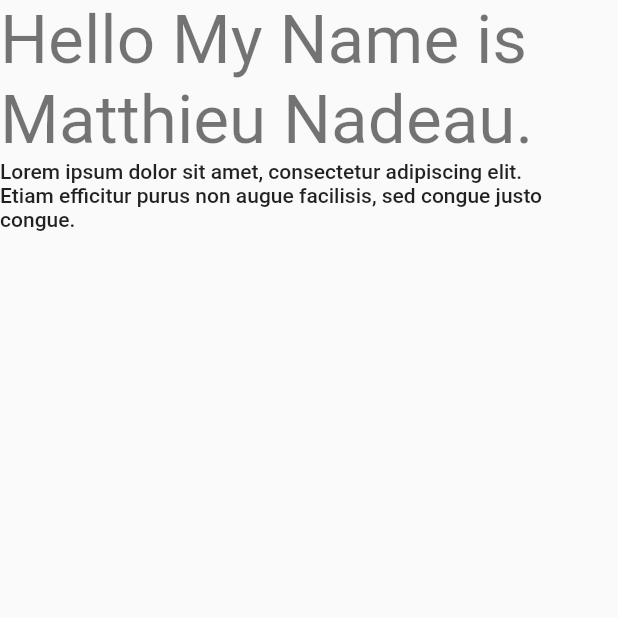
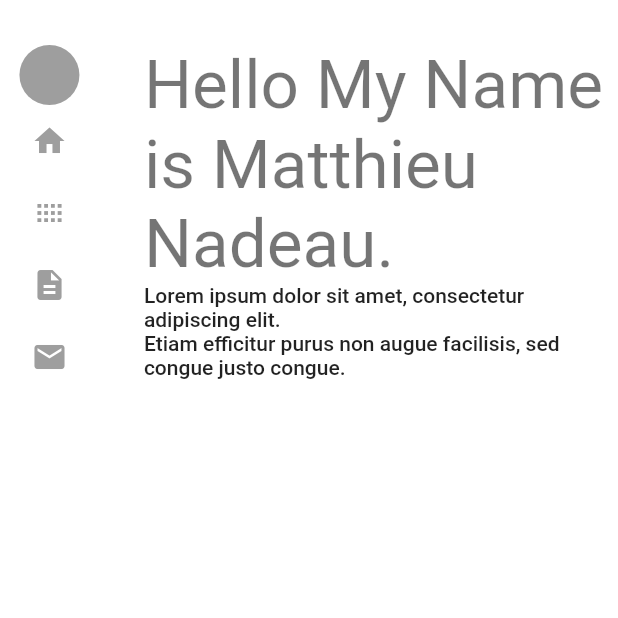
Before and after one commit to MatthieuNadeau96/flutter_portfolio, a Flutter app: the screen it shows after launch, on a phone screen of 412 x 824 dp, the top half of it. Run offline on Flutter 3.47's test engine with Material 2 defaults, Android fonts, the light colour scheme and no system bars.

Commit message:
Added SideBarNavigation Menu

```diff
--- a/lib/main.dart
+++ b/lib/main.dart
@@ -1,5 +1,6 @@
 import 'package:flutter/material.dart';
 import 'package:flutter_portfolio/screens/home_screen.dart';
+import 'package:flutter_portfolio/widgets/navbar.dart';
 
 void main() {
   runApp(MyApp());
@@ -10,11 +11,37 @@ class MyApp extends StatelessWidget {
   Widget build(BuildContext context) {
     return MaterialApp(
       title: 'Flutter Demo',
+      debugShowCheckedModeBanner: false,
       theme: ThemeData(
         primarySwatch: Colors.blue,
         visualDensity: VisualDensity.adaptivePlatformDensity,
+        canvasColor: Colors.white,
       ),
-      home: HomeScreen(),
+      home: MainHomeScreen(),
     );
   }
 }
+
+class MainHomeScreen extends StatelessWidget {
+  @override
+  Widget build(BuildContext context) {
+    return Scaffold(
+      body: SafeArea(
+        child: Container(
+          padding: EdgeInsets.only(top: 30),
+          child: Row(
+            children: [
+              NavBar(),
+              Expanded(
+                child: Padding(
+                  padding: const EdgeInsets.only(left: 30.0),
+                  child: HomeScreen(),
+                ),
+              )
+            ],
+          ),
+        ),
+      ),
+    );
+  }
+}
--- /dev/null
+++ b/lib/model/navigation_model.dart
@@ -0,0 +1,22 @@
+import 'package:flutter/cupertino.dart';
+import 'package:flutter/material.dart';
+
+class NavigationModel {
+  final String title;
+  final IconData icon;
+
+  NavigationModel({
+    this.title,
+    this.icon,
+  });
+}
+
+List<NavigationModel> getNavigationItems() {
+  List<NavigationModel> navigationItems = [
+    NavigationModel(title: 'Home', icon: Icons.home),
+    NavigationModel(title: 'Projects', icon: Icons.view_compact),
+    NavigationModel(title: 'About', icon: Icons.description),
+    NavigationModel(title: 'Contact', icon: Icons.email),
+  ];
+  return navigationItems;
+}
--- a/lib/screens/about_screen.dart
+++ b/lib/screens/about_screen.dart
@@ -0,0 +1,10 @@
+import 'package:flutter/material.dart';
+
+class AboutScreen extends StatelessWidget {
+  @override
+  Widget build(BuildContext context) {
+    return Scaffold(
+      body: Container(),
+    );
+  }
+}
--- a/lib/screens/contact_screen.dart
+++ b/lib/screens/contact_screen.dart
@@ -0,0 +1,11 @@
+import 'package:flutter/material.dart';
+
+class ContactScreen extends StatelessWidget {
+  @override
+  Widget build(BuildContext context) {
+    return Scaffold(
+      body: Container(),
+    );
+    ;
+  }
+}
--- a/lib/screens/work_screen.dart
+++ b/lib/screens/work_screen.dart
@@ -0,0 +1,11 @@
+import 'package:flutter/material.dart';
+
+class WorkScreen extends StatelessWidget {
+  @override
+  Widget build(BuildContext context) {
+    return Scaffold(
+      body: Container(),
+    );
+    ;
+  }
+}
--- a/lib/widgets/navbar.dart
+++ b/lib/widgets/navbar.dart
@@ -0,0 +1,55 @@
+import 'package:flutter/material.dart';
+
+import 'package:flutter_portfolio/model/navigation_model.dart';
+
+class NavBar extends StatefulWidget {
+  @override
+  _NavBarState createState() => _NavBarState();
+}
+
+class _NavBarState extends State<NavBar> {
+  List<NavigationModel> _navItems = List<NavigationModel>();
+
+  @override
+  void initState() {
+    // TODO: implement initState
+    super.initState();
+    _navItems = getNavigationItems();
+  }
+
+  @override
+  Widget build(BuildContext context) {
+    return Container(
+      width: MediaQuery.of(context).size.width * 0.16,
+      decoration: BoxDecoration(
+          // color: Colors.grey[200],
+          ),
+      child: Column(
+        mainAxisAlignment: MainAxisAlignment.spaceBetween,
+        crossAxisAlignment: CrossAxisAlignment.center,
+        children: [
+          CircleAvatar(
+            backgroundColor: Colors.grey,
+            maxRadius: 20,
+          ),
+          Expanded(
+            child: ListView.builder(
+              itemCount: _navItems.length,
+              itemBuilder: (context, index) {
+                return Container(
+                  child: IconButton(
+                    onPressed: () {},
+                    icon: Icon(
+                      _navItems[index].icon,
+                      color: Colors.grey,
+                    ),
+                  ),
+                );
+              },
+            ),
+          )
+        ],
+      ),
+    );
+  }
+}
```
